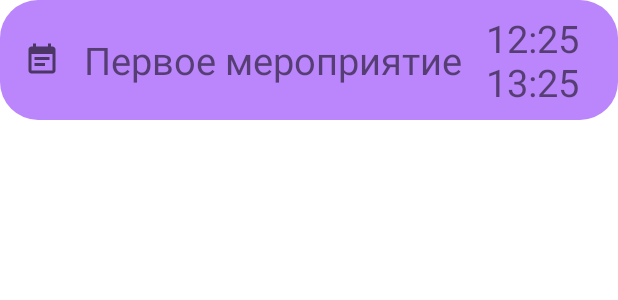
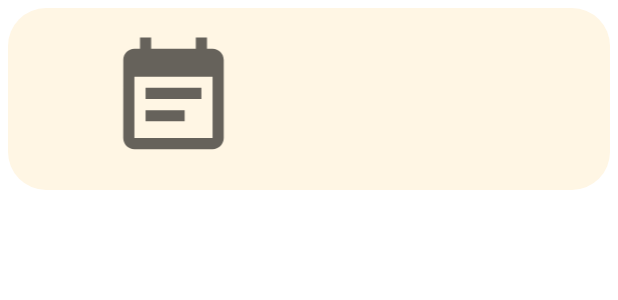
Before and after one commit to TheFox267/CWeather, an Android app: the layout list_item.xml on its own in the app's theme, with its tools: preview values and no code run, on a phone screen of 412 x 824 dp. Shown: the top 300 px of the screen. Run offline under Robolectric (Android 15) with nearby library versions, the phone set to English and light mode, and no system bars.

Commit message:
feat(list_item): Change design

```diff
--- a/app/src/main/res/drawable/border_for_item.xml
+++ b/app/src/main/res/drawable/border_for_item.xml
@@ -1,7 +1,5 @@
 <?xml version="1.0" encoding="utf-8"?>
-<shape xmlns:android="http://schemas.android.com/apk/res/android" >
+<shape xmlns:android="http://schemas.android.com/apk/res/android">
     <corners android:radius="25dp" />
-    <padding android:left="20dp" android:bottom="20dp" android:right="20dp" android:top="20dp"/>
-    <solid android:color="@color/purple_200"/>
-
+    <solid android:color="#FFF6E4" />
 </shape>
--- a/app/src/main/res/layout/list_item.xml
+++ b/app/src/main/res/layout/list_item.xml
@@ -1,39 +1,55 @@
 <?xml version="1.0" encoding="utf-8"?>
 <LinearLayout xmlns:android="http://schemas.android.com/apk/res/android"
-    xmlns:app="http://schemas.android.com/apk/res-auto"
     android:layout_width="match_parent"
     android:layout_height="wrap_content"
+    android:layout_margin="5dp"
     android:background="@drawable/border_for_item"
     android:gravity="center_vertical"
     android:orientation="horizontal"
     android:paddingStart="16dp"
-    android:paddingTop="8dp"
+    android:paddingTop="16dp"
     android:paddingEnd="16dp"
-    android:paddingBottom="8dp">
+    android:paddingBottom="16dp"
+    android:weightSum="2">
 
     <ImageView
         android:layout_width="wrap_content"
-        android:layout_height="wrap_content"
+        android:layout_height="match_parent"
+        android:layout_weight="1"
         android:contentDescription="TODO"
         android:src="@drawable/ic_baseline_event_note_24" />
 
+    <LinearLayout
+        android:layout_width="wrap_content"
+        android:layout_height="wrap_content"
+        android:layout_weight="2"
+        android:orientation="vertical">
+        <!--Первое мероприятие-->
         <TextView
-        android:id="@+id/textNameEvent"
+            android:id="@+id/textNameItem"
             android:layout_width="wrap_content"
             android:layout_height="wrap_content"
             android:layout_marginStart="16dp"
-        android:text="Первое мероприятие"
+            android:text=""
             android:textSize="25sp"
-        app:layout_constraintStart_toStartOf="parent" />
-
+            android:textStyle="bold" />
+        <!--12:25-13:25-->
         <TextView
-        android:id="@+id/textTimeEvent"
+            android:id="@+id/textTimeItem"
             android:layout_width="wrap_content"
             android:layout_height="wrap_content"
             android:layout_marginStart="16dp"
-        android:text="12:25 13:25"
-        android:textSize="25sp"
-        app:layout_constraintStart_toStartOf="parent" />
+            android:text=""
+            android:textSize="20sp" />
+        <!--Hongong-->
+        <TextView
+            android:id="@+id/textPlaceItem"
+            android:layout_width="wrap_content"
+            android:layout_height="wrap_content"
+            android:layout_marginStart="16dp"
+            android:text=""
+            android:textSize="20sp" />
+    </LinearLayout>
 
 
 </LinearLayout>
```
Also changed, not shown: app/src/main/java/com/example/cweather/AddEvent.java (+5 -4 lines), app/src/main/java/com/example/cweather/MainActivity.java (+15 -2 lines), app/src/main/java/com/example/cweather/adapter/EventAdapter.java (+7 -2 lines), app/src/main/java/com/example/cweather/converters/Converter.java (+9 -2 lines). Lines whose indentation alone changed are shown as unchanged.
